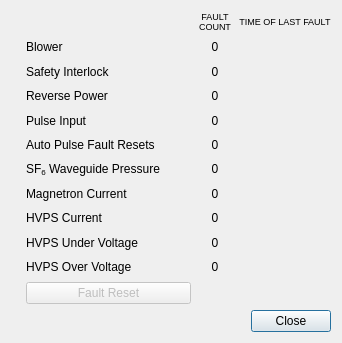
Old version of the form src/ka_gui/XmitterFaultDetails.ui in the repository NCAR/Ka-band_instrument.
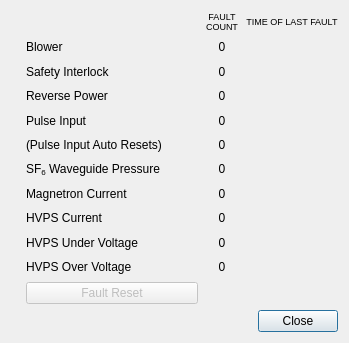
New version of the form. Icons and pictures are not drawn.

Commit message: Clean up display of pulse fault auto resets

Diff of the .ui file:
```diff
--- a/src/ka_gui/XmitterFaultDetails.ui
+++ b/src/ka_gui/XmitterFaultDetails.ui
@@ -9,7 +9,7 @@
    <rect>
     <x>0</x>
     <y>0</y>
-    <width>342</width>
+    <width>349</width>
     <height>343</height>
    </rect>
   </property>
@@ -582,7 +582,7 @@
       <item row="5" column="1">
        <widget class="QLabel" name="autoResetLabel">
         <property name="text">
-         <string>Auto Pulse Fault Resets</string>
+         <string>(Pulse Input Auto Resets)</string>
         </property>
        </widget>
       </item>
```
The commit also changes 1 other file.
